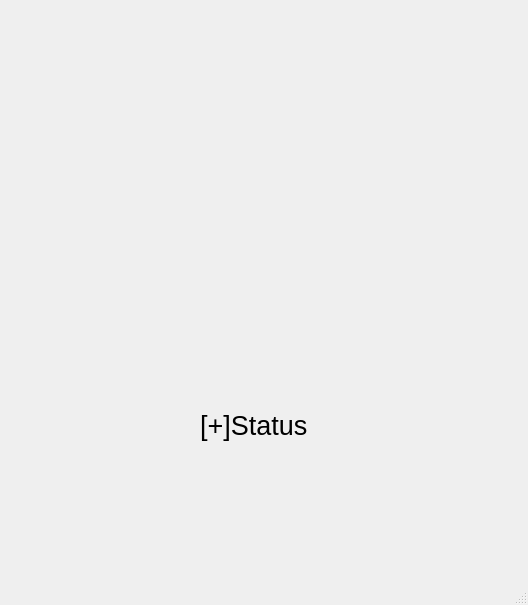
Old version of the form login/login.ui in the repository ngocson2g/Intership-DeveLopment-Moblie.
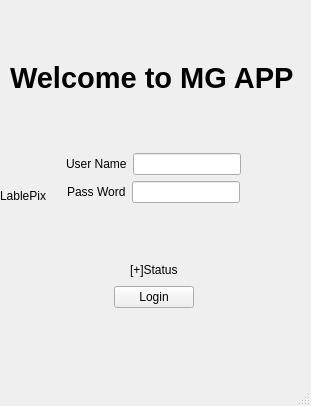
New version of the form.

What changed in the file:
```diff
--- a/login/login.ui
+++ b/login/login.ui
@@ -6,32 +6,280 @@
    <rect>
     <x>0</x>
     <y>0</y>
-    <width>528</width>
-    <height>605</height>
+    <width>311</width>
+    <height>406</height>
    </rect>
   </property>
   <property name="windowTitle">
    <string>Login</string>
   </property>
   <widget class="QWidget" name="centralwidget">
-   <widget class="QLabel" name="LoginStatusLable">
+   <widget class="QLabel" name="LablePix">
     <property name="geometry">
      <rect>
-      <x>200</x>
-      <y>380</y>
-      <width>121</width>
-      <height>91</height>
+      <x>0</x>
+      <y>0</y>
+      <width>351</width>
+      <height>391</height>
      </rect>
     </property>
-    <property name="font">
-     <font>
-      <pointsize>20</pointsize>
-     </font>
+    <property name="cursor">
+     <cursorShape>ArrowCursor</cursorShape>
     </property>
     <property name="text">
-     <string>[+]Status</string>
+     <string>LablePix</string>
     </property>
    </widget>
+   <widget class="QWidget" name="">
+    <property name="geometry">
+     <rect>
+      <x>10</x>
+      <y>10</y>
+      <width>287</width>
+      <height>349</height>
+     </rect>
+    </property>
+    <layout class="QVBoxLayout" name="verticalLayout">
+     <item>
+      <spacer name="verticalSpacer_2">
+       <property name="orientation">
+        <enum>Qt::Vertical</enum>
+       </property>
+       <property name="sizeHint" stdset="0">
+        <size>
+         <width>20</width>
+         <height>40</height>
+        </size>
+       </property>
+      </spacer>
+     </item>
+     <item>
+      <widget class="QLabel" name="label">
+       <property name="font">
+        <font>
+         <pointsize>22</pointsize>
+         <bold>true</bold>
+        </font>
+       </property>
+       <property name="text">
+        <string>Welcome to MG APP</string>
+       </property>
+      </widget>
+     </item>
+     <item>
+      <spacer name="verticalSpacer_3">
+       <property name="orientation">
+        <enum>Qt::Vertical</enum>
+       </property>
+       <property name="sizeHint" stdset="0">
+        <size>
+         <width>20</width>
+         <height>40</height>
+        </size>
+       </property>
+      </spacer>
+     </item>
+     <item>
+      <layout class="QHBoxLayout" name="horizontalLayout">
+       <item>
+        <spacer name="horizontalSpacer">
+         <property name="orientation">
+          <enum>Qt::Horizontal</enum>
+         </property>
+         <property name="sizeHint" stdset="0">
+          <size>
+           <width>40</width>
+           <height>20</height>
+          </size>
+         </property>
+        </spacer>
+       </item>
+       <item>
+        <widget class="QLabel" name="UserNameLable">
+         <property name="text">
+          <string>User Name</string>
+         </property>
+        </widget>
+       </item>
+       <item>
+        <widget class="QLineEdit" name="UserNameInput">
+         <property name="text">
+          <string/>
+         </property>
+        </widget>
+       </item>
+       <item>
+        <spacer name="horizontalSpacer_2">
+         <property name="orientation">
+          <enum>Qt::Horizontal</enum>
+         </property>
+         <property name="sizeHint" stdset="0">
+          <size>
+           <width>40</width>
+           <height>20</height>
+          </size>
+         </property>
+        </spacer>
+       </item>
+      </layout>
+     </item>
+     <item>
+      <layout class="QHBoxLayout" name="horizontalLayout_2">
+       <item>
+        <spacer name="horizontalSpacer_3">
+         <property name="orientation">
+          <enum>Qt::Horizontal</enum>
+         </property>
+         <property name="sizeHint" stdset="0">
+          <size>
+           <width>40</width>
+           <height>20</height>
+          </size>
+         </property>
+        </spacer>
+       </item>
+       <item>
+        <widget class="QLabel" name="PassWordLable">
+         <property name="text">
+          <string>Pass Word</string>
+         </property>
+        </widget>
+       </item>
+       <item>
+        <widget class="QLineEdit" name="PassWordInput">
+         <property name="text">
+          <string/>
+         </property>
+         <property name="echoMode">
+          <enum>QLineEdit::Password</enum>
+         </property>
+        </widget>
+       </item>
+       <item>
+        <spacer name="horizontalSpacer_4">
+         <property name="orientation">
+          <enum>Qt::Horizontal</enum>
+         </property>
+         <property name="sizeHint" stdset="0">
+          <size>
+           <width>40</width>
+           <height>20</height>
+          </size>
+         </property>
+        </spacer>
+       </item>
+      </layout>
+     </item>
+     <item>
+      <spacer name="verticalSpacer_5">
+       <property name="orientation">
+        <enum>Qt::Vertical</enum>
+       </property>
+       <property name="sizeHint" stdset="0">
+        <size>
+         <width>20</width>
+         <height>18</height>
+        </size>
+       </property>
+      </spacer>
+     </item>
+     <item>
+      <layout class="QHBoxLayout" name="horizontalLayout_3">
+       <item>
+        <spacer name="horizontalSpacer_5">
+         <property name="orientation">
+          <enum>Qt::Horizontal</enum>
+         </property>
+         <property name="sizeHint" stdset="0">
+          <size>
+           <width>40</width>
+           <height>20</height>
+          </size>
+         </property>
+        </spacer>
+       </item>
+       <item>
+        <widget class="QLabel" name="LoginStatusLable">
+         <property name="font">
+          <font>
+           <pointsize>9</pointsize>
+          </font>
+         </property>
+         <property name="text">
+          <string>[+]Status</string>
+         </property>
+        </widget>
+       </item>
+       <item>
+        <spacer name="horizontalSpacer_6">
+         <property name="orientation">
+          <enum>Qt::Horizontal</enum>
+         </property>
+         <property name="sizeHint" stdset="0">
+          <size>
+           <width>40</width>
+           <height>20</height>
+          </size>
+         </property>
+        </spacer>
+       </item>
+      </layout>
+     </item>
+     <item>
+      <layout class="QHBoxLayout" name="horizontalLayout_4">
+       <item>
+        <spacer name="horizontalSpacer_7">
+         <property name="orientation">
+          <enum>Qt::Horizontal</enum>
+         </property>
+         <property name="sizeHint" stdset="0">
+          <size>
+           <width>40</width>
+           <height>20</height>
+          </size>
+         </property>
+        </spacer>
+       </item>
+       <item>
+        <widget class="QPushButton" name="LoginButton">
+         <property name="cursor">
+          <cursorShape>PointingHandCursor</cursorShape>
+         </property>
+         <property name="text">
+          <string>Login</string>
+         </property>
+        </widget>
+       </item>
+       <item>
+        <spacer name="horizontalSpacer_8">
+         <property name="orientation">
+          <enum>Qt::Horizontal</enum>
+         </property>
+         <property name="sizeHint" stdset="0">
+          <size>
+           <width>40</width>
+           <height>20</height>
+          </size>
+         </property>
+        </spacer>
+       </item>
+      </layout>
+     </item>
+     <item>
+      <spacer name="verticalSpacer">
+       <property name="orientation">
+        <enum>Qt::Vertical</enum>
+       </property>
+       <property name="sizeHint" stdset="0">
+        <size>
+         <width>20</width>
+         <height>40</height>
+        </size>
+       </property>
+      </spacer>
+     </item>
+    </layout>
+   </widget>
   </widget>
   <widget class="QMenuBar" name="menubar">
    <property name="geometry">
```
Left out of the diff: 2 changed lines with no effect on the pictures.
